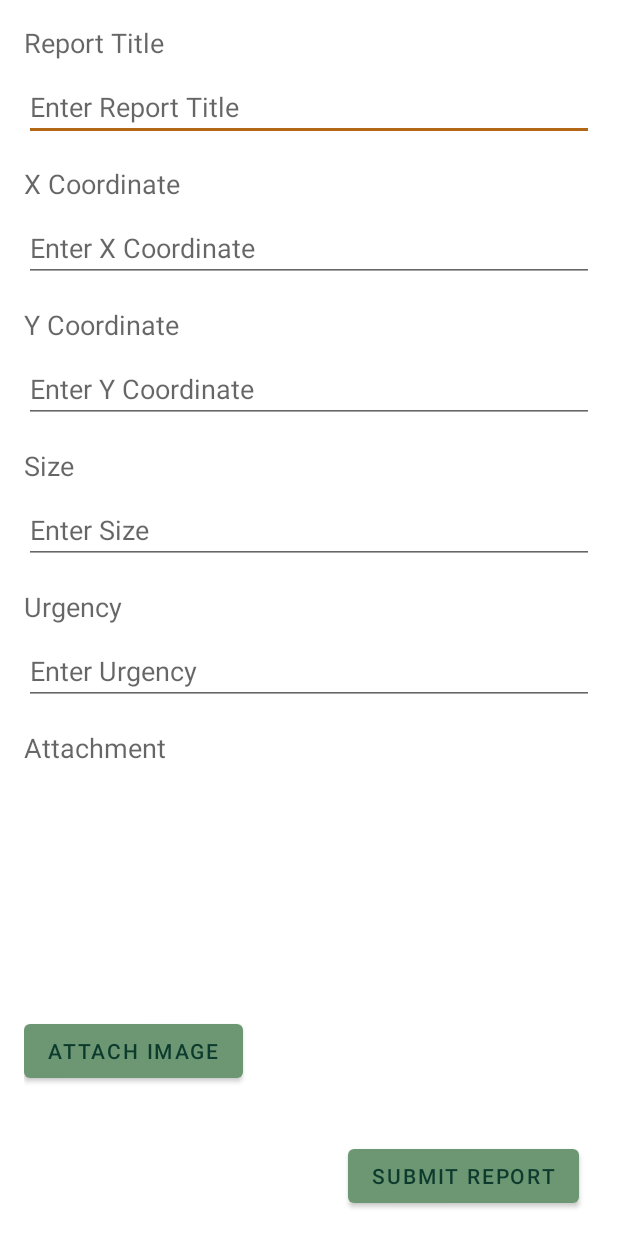
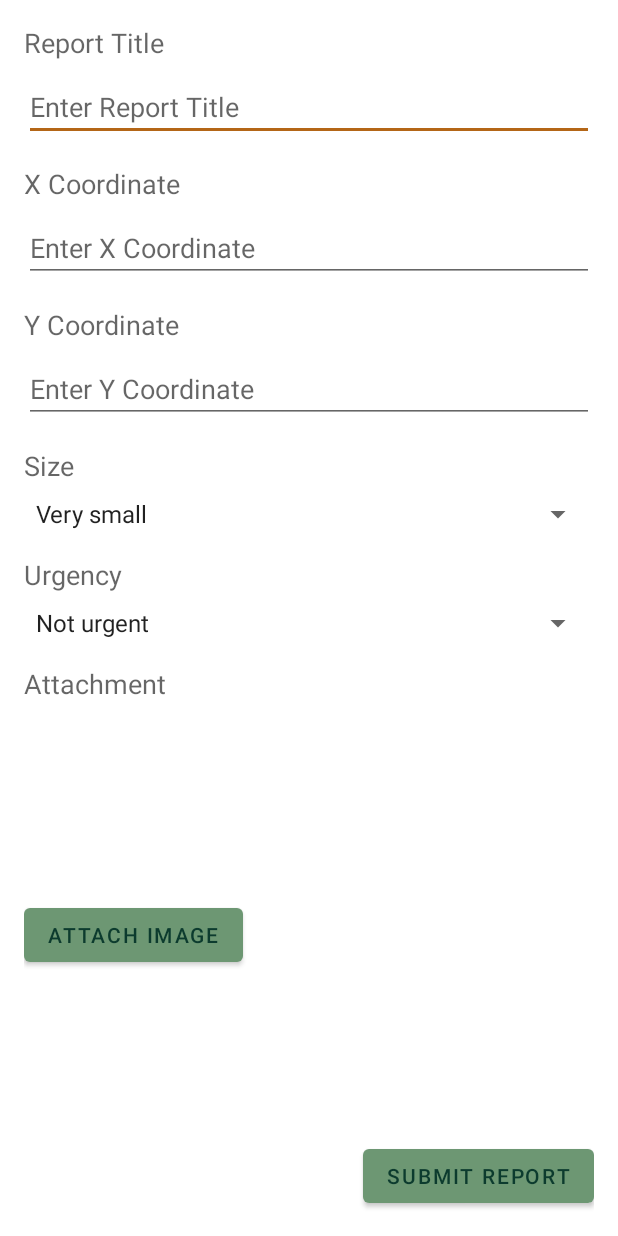
Before and after one commit to BenJohnson0/CleanStreets, an Android app: the AddReportActivity screen opened directly, with no data from a screen before it, after a tap on "SUBMIT REPORT", on a phone screen of 412 x 824 dp. Run offline under Robolectric (Android 15) with nearby library versions, the phone set to English and light mode, and no system bars; our stand-ins replace Firebase (no records; nobody signed in at launch, a user with empty details on screens opened directly).

Commit message:
formatted the add report page

```diff
--- a/app/src/main/java/com/example/urban_management_app/AddReportActivity.java
+++ b/app/src/main/java/com/example/urban_management_app/AddReportActivity.java
@@ -13,6 +13,7 @@ import android.view.View;
 import android.widget.Button;
 import android.widget.EditText;
 import android.widget.ImageView;
+import android.widget.Spinner;
 import android.widget.Toast;
 
 import androidx.annotation.NonNull;
@@ -46,6 +47,8 @@ public class AddReportActivity extends AppCompatActivity {
     private ImageView imageViewAttachment;
     private Uri imageUri;
     private ProgressDialog progressDialog;
+    private Spinner spinnerSize;
+    private Spinner spinnerUrgency;
 
     private DatabaseReference databaseReference;
     private StorageReference storageReference;
@@ -57,11 +60,11 @@ public class AddReportActivity extends AppCompatActivity {
 
         editTextX = findViewById(R.id.edit_text_x);
         editTextY = findViewById(R.id.edit_text_y);
-        editTextSize = findViewById(R.id.edit_text_size);
-        editTextUrgency = findViewById(R.id.edit_text_urgency);
         imageViewAttachment = findViewById(R.id.image_view_attachment);
         Button buttonAttachImage = findViewById(R.id.button_attach_image);
         Button buttonSubmit = findViewById(R.id.button_submit);
+        spinnerSize = findViewById(R.id.spinner_size);
+        spinnerUrgency = findViewById(R.id.spinner_urgency);
 
         progressDialog = new ProgressDialog(this);
         progressDialog.setMessage("Uploading Report...");
@@ -107,9 +110,10 @@ public class AddReportActivity extends AppCompatActivity {
     private void uploadReport() {
         final String x = editTextX.getText().toString().trim();
         final String y = editTextY.getText().toString().trim();
-        final String size = editTextSize.getText().toString().trim();
-        final String urgency = editTextUrgency.getText().toString().trim();
+        final String size = spinnerSize.getSelectedItem().toString();
+        final String urgency = spinnerUrgency.getSelectedItem().toString();
 
+        // Check if the x, y, size, and urgency values are not empty
         if (TextUtils.isEmpty(x) || TextUtils.isEmpty(y) || TextUtils.isEmpty(size)
                 || TextUtils.isEmpty(urgency)) {
             Toast.makeText(this, "Please fill in all fields", Toast.LENGTH_SHORT).show();
--- a/app/src/main/res/layout/activity_add_report.xml
+++ b/app/src/main/res/layout/activity_add_report.xml
@@ -67,46 +67,44 @@
         android:text="Size"
         android:textAppearance="?android:textAppearanceMedium" />
 
-    <EditText
-        android:id="@+id/edit_text_size"
+    <Spinner
+        android:id="@+id/spinner_size"
         android:layout_width="match_parent"
         android:layout_height="wrap_content"
         android:layout_below="@id/text_view_size"
         android:layout_marginTop="8dp"
-        android:hint="Enter Size"
-        android:inputType="text" />
+        android:entries="@array/size_options" />
 
     <TextView
         android:id="@+id/text_view_urgency"
         android:layout_width="wrap_content"
         android:layout_height="wrap_content"
-        android:layout_below="@id/edit_text_size"
+        android:layout_below="@id/spinner_size"
         android:layout_marginTop="16dp"
         android:text="Urgency"
         android:textAppearance="?android:textAppearanceMedium" />
 
-    <EditText
-        android:id="@+id/edit_text_urgency"
+    <Spinner
+        android:id="@+id/spinner_urgency"
         android:layout_width="match_parent"
         android:layout_height="wrap_content"
         android:layout_below="@id/text_view_urgency"
         android:layout_marginTop="8dp"
-        android:hint="Enter Urgency"
-        android:inputType="text" />
+        android:entries="@array/urgency_options" />
 
     <TextView
         android:id="@+id/text_view_attachment"
         android:layout_width="wrap_content"
         android:layout_height="wrap_content"
-        android:layout_below="@id/edit_text_urgency"
+        android:layout_below="@id/spinner_urgency"
         android:layout_marginTop="16dp"
         android:text="Attachment"
         android:textAppearance="?android:textAppearanceMedium" />
 
     <ImageView
         android:id="@+id/image_view_attachment"
-        android:layout_width="150dp"
-        android:layout_height="150dp"
+        android:layout_width="120dp"
+        android:layout_height="120dp"
         android:layout_below="@id/text_view_attachment"
         android:layout_marginTop="8dp"
         android:scaleType="centerCrop" />
@@ -116,16 +114,16 @@
         android:layout_width="wrap_content"
         android:layout_height="wrap_content"
         android:layout_below="@id/image_view_attachment"
-        android:layout_marginTop="8dp"
+        android:layout_marginTop="3dp"
         android:text="Attach Image" />
 
     <Button
         android:id="@+id/button_submit"
         android:layout_width="wrap_content"
         android:layout_height="wrap_content"
+        android:layout_alignParentEnd="true"
         android:layout_alignParentBottom="true"
-        android:layout_toEndOf="@id/button_attach_image"
-        android:layout_marginLeft="70dp"
+        android:layout_marginTop="16dp"
         android:text="Submit Report" />
 
 </RelativeLayout>
--- a/app/src/main/res/values/strings.xml
+++ b/app/src/main/res/values/strings.xml
@@ -2,5 +2,19 @@
     <string name="app_name">urban-management-app</string>
     <string name="navigation_drawer_open">Open navigation drawer</string>
     <string name="navigation_drawer_close">Close navigation drawer</string>
+    <string-array name="size_options">
+        <item>Very small</item>
+        <item>Small</item>
+        <item>Medium</item>
+        <item>Large</item>
+        <item>Very large</item>
+    </string-array>
 
+    <string-array name="urgency_options">
+        <item>Not urgent</item>
+        <item>Low</item>
+        <item>Medium</item>
+        <item>High</item>
+        <item>Very urgent</item>
+    </string-array>
 </resources>
```
